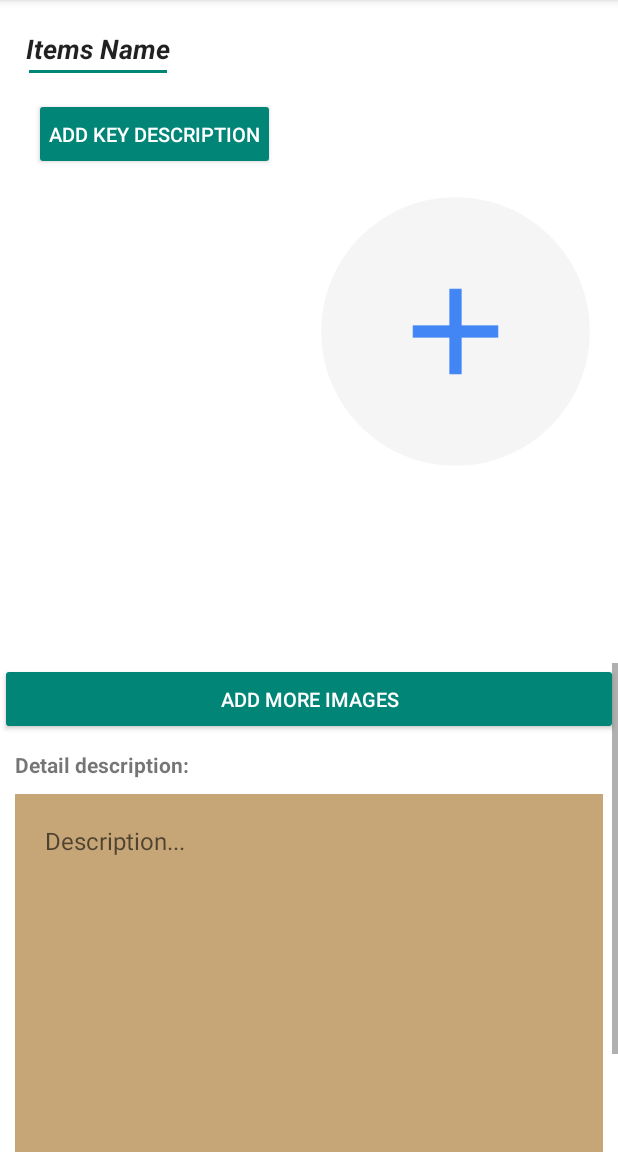
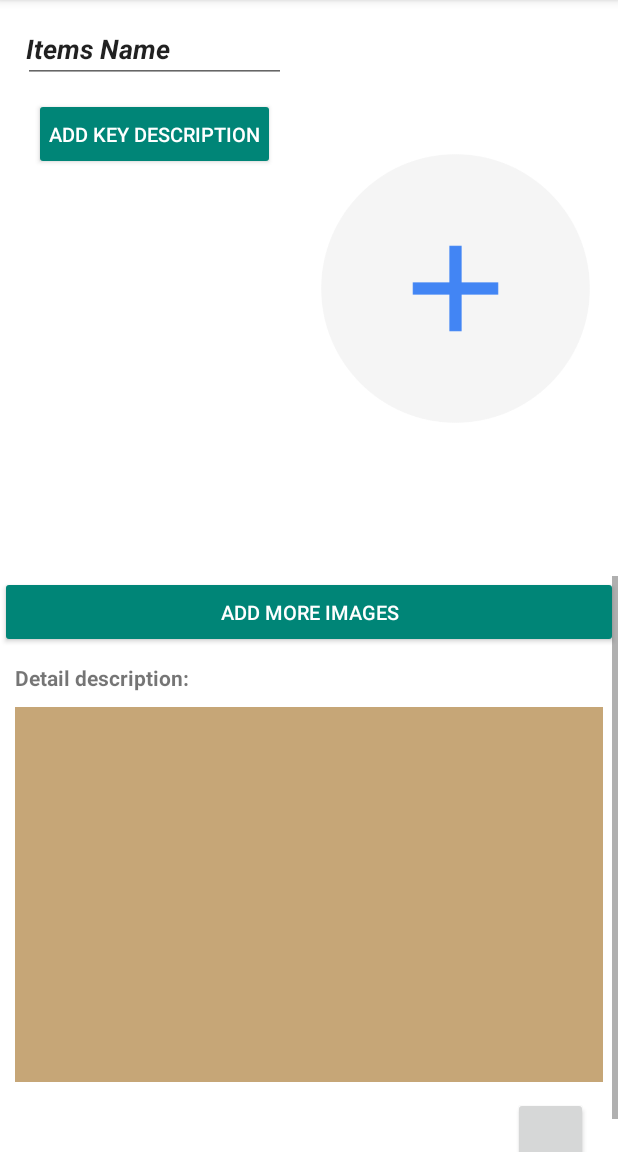
Before and after one commit to chewenkai/NFC-inventory, an Android app: the fragment ItemsEditFrag shown on its own in the app's theme, on a phone screen of 412 x 824 dp, the part 84-1236 px from its top. Run offline under Robolectric (Android 15) with nearby library versions, the phone set to English and light mode, and no system bars; our stand-ins replace Picasso; libraries missing offline, so code that uses them is left out: at.markushi.ui, com.kbeanie.multipicker, com.nbsp.materialfilepicker, org.greenrobot.greendao; plain views replace CircleButton.

Commit message:
All UI was settled, and the no strange problems. Next step is to change a new main UI.

```diff
--- a/app/src/main/java/com/kevin/rfidmanager/Fragments/ItemsEditFrag.java
+++ b/app/src/main/java/com/kevin/rfidmanager/Fragments/ItemsEditFrag.java
@@ -156,6 +156,8 @@ public class ItemsEditFrag extends android.support.v4.app.Fragment {
                 DatabaseUtil.queryItemsKeyDes(getActivity(),
                         ((MyApplication) getActivity().getApplication()).getCurrentItemID()), hideButtons);
         key_des_list.setAdapter(desListAdapter);
+        if (desListAdapter.getCount()>0)
+            key_des_list.setMinimumHeight(ScreenUtil.dpToPx(getActivity(), 50));
         desListAdapter.setCurrentActivity(getActivity());
 
         mainImage = (ImageView) v.findViewById(R.id.iamgeview_main_image);
@@ -184,6 +186,7 @@ public class ItemsEditFrag extends android.support.v4.app.Fragment {
         addKeyDes.setOnClickListener(new View.OnClickListener() {
             @Override
             public void onClick(View v) {
+                packUpImm();
                 addNewKeyDesDialog();
             }
         });
@@ -290,6 +293,7 @@ public class ItemsEditFrag extends android.support.v4.app.Fragment {
                 desListAdapter.updateKeyDescriptionList();
                 b.dismiss();
                 packUpImm();
+                itemName.clearFocus();
 
             }
         });
--- a/app/src/main/res/layout/item_add_layout.xml
+++ b/app/src/main/res/layout/item_add_layout.xml
@@ -1,37 +1,33 @@
 <?xml version="1.0" encoding="utf-8"?>
-<RelativeLayout xmlns:android="http://schemas.android.com/apk/res/android"
+<LinearLayout xmlns:android="http://schemas.android.com/apk/res/android"
     xmlns:app="http://schemas.android.com/apk/res-auto"
-    android:layout_width="match_parent"
-    android:layout_height="match_parent"
-    android:background="@color/white"
-    android:orientation="vertical">
-
-    <LinearLayout
     android:layout_width="match_parent"
     android:layout_height="match_parent"
     android:layout_alignParentLeft="true"
     android:layout_alignParentStart="true"
     android:layout_alignParentTop="true"
     android:background="@color/white"
+    android:descendantFocusability="beforeDescendants"
+    android:focusableInTouchMode="true"
     android:orientation="vertical">
 
     <RelativeLayout
         android:layout_width="match_parent"
-            android:layout_height="wrap_content"
+        android:layout_height="0dp"
         android:layout_weight="1"
         android:orientation="vertical">
 
         <LinearLayout
             android:layout_width="match_parent"
             android:layout_height="wrap_content"
+            android:layout_alignParentLeft="true"
+            android:layout_alignParentStart="true"
+            android:layout_alignParentTop="true"
             android:orientation="horizontal"
             android:paddingEnd="5dp"
             android:paddingLeft="5dp"
             android:paddingRight="5dp"
-                android:paddingStart="5dp"
-                android:layout_alignParentTop="true"
-                android:layout_alignParentLeft="true"
-                android:layout_alignParentStart="true">
+            android:paddingStart="5dp">
 
             <LinearLayout
                 android:id="@+id/layout_linear_item_name_des"
@@ -42,10 +38,11 @@
 
                 <EditText
                     android:id="@+id/item_name"
-                        android:layout_width="wrap_content"
+                    android:layout_width="match_parent"
                     android:layout_height="wrap_content"
                     android:layout_margin="10dp"
                     android:gravity="start"
+                    android:inputType="text"
                     android:nextFocusLeft="@id/item_name"
                     android:nextFocusUp="@id/item_name"
                     android:paddingEnd="2dp"
@@ -64,15 +61,14 @@
                     android:paddingLeft="2dp"
                     android:paddingRight="2dp"
                     android:text="@string/items_name"
+                    android:textAppearance="@style/TextAppearance.AppCompat.Title"
                     android:textStyle="italic|bold"
-                        android:textAppearance="@style/TextAppearance.AppCompat.Title"
                     android:visibility="gone" />
 
                 <ListView
                     android:id="@+id/listview_item_key_des"
                     android:layout_width="wrap_content"
                     android:layout_height="0dp"
-                        android:minHeight="100dp"
                     android:layout_weight="1"
                     android:background="@color/white"
                     android:divider="@null"
@@ -95,10 +91,10 @@
                 android:id="@+id/iamgeview_main_image"
                 android:layout_width="0dp"
                 android:layout_height="wrap_content"
+                android:layout_gravity="center_vertical"
+                android:layout_margin="5dp"
                 android:layout_weight="1"
-                    android:layout_gravity="center_vertical"
                 android:scaleType="centerInside"
-                    android:layout_margin="5dp"
                 android:src="@drawable/add_image" />
 
         </LinearLayout>
@@ -106,7 +102,7 @@
 
     <ScrollView
         android:layout_width="match_parent"
-            android:layout_height="wrap_content"
+        android:layout_height="0dp"
         android:layout_weight="1">
 
         <LinearLayout
@@ -157,7 +153,6 @@
                 android:layout_marginStart="10dp"
                 android:background="@color/paper_color"
                 android:gravity="top|start"
-                    android:hint="@string/description"
                 android:inputType="textMultiLine"
                 android:minHeight="250dp" />
 
@@ -177,8 +172,4 @@
 
     </ScrollView>
 
-
 </LinearLayout>
-
-
-</RelativeLayout>
```
Also changed, not shown: 1 other file. Lines whose indentation alone changed are shown as unchanged.
